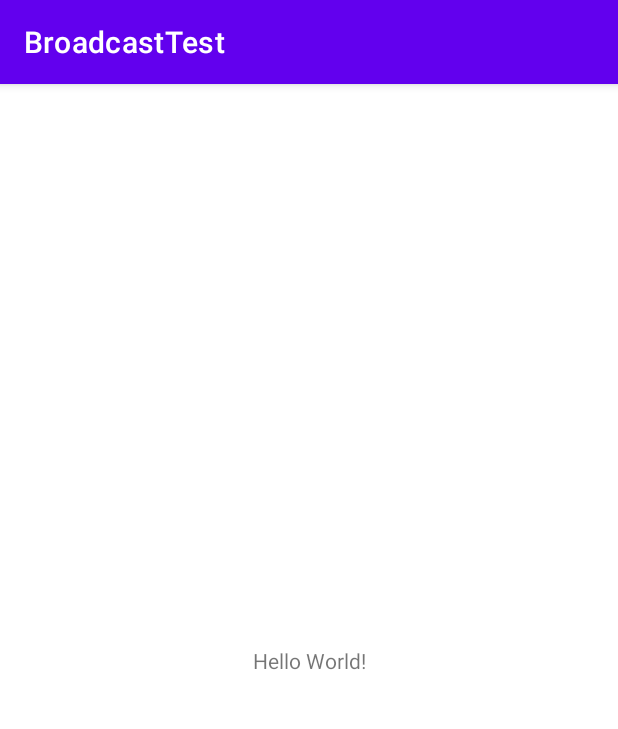
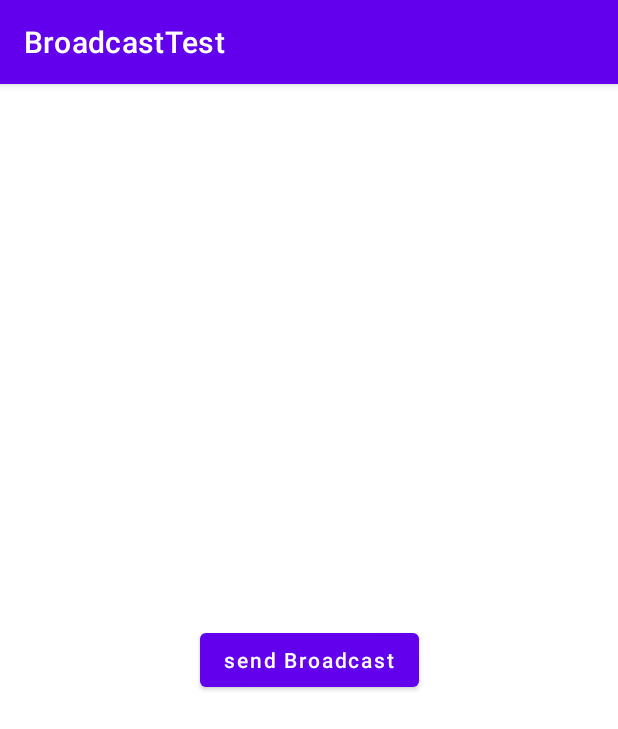
Before and after one commit to yuanbao97/BroadcastTest_Android, an Android app: the screen it shows after launch (MainActivity), on a phone screen of 412 x 824 dp. Shown: the top 729 px of the screen. Run offline under Robolectric (Android 15) with nearby library versions, the phone set to English and light mode, and no system bars; our stand-ins replace ButterKnife.

Commit message:
5.3.1 发送自定义标准广播

```diff
--- a/app/src/main/java/com/example/broadcasttest/activity/MainActivity.java
+++ b/app/src/main/java/com/example/broadcasttest/activity/MainActivity.java
@@ -1,15 +1,25 @@
 package com.example.broadcasttest.activity;
 
+import android.content.ComponentName;
+import android.content.Intent;
 import android.content.IntentFilter;
 import android.os.Bundle;
+import android.util.Log;
+import android.widget.Button;
 
 import androidx.appcompat.app.AppCompatActivity;
 
 import com.example.broadcasttest.R;
 import com.example.broadcasttest.receiver.NetworkChangeReceiver;
 
+import butterknife.BindView;
+import butterknife.ButterKnife;
+import butterknife.OnClick;
+
 public class MainActivity extends AppCompatActivity {
 
+    @BindView(R.id.sendBroadcastButton)
+    Button sendBroadcastButton;
     private IntentFilter intentFilter;
     private NetworkChangeReceiver networkChangeReceiver;
 
@@ -17,6 +27,7 @@ public class MainActivity extends AppCompatActivity {
     protected void onCreate(Bundle savedInstanceState) {
         super.onCreate(savedInstanceState);
         setContentView(R.layout.activity_main);
+        ButterKnife.bind(this);
 
         intentFilter = new IntentFilter();
         intentFilter.addAction("android.net.conn.CONNECTIVITY_CHANGE");
@@ -30,4 +41,11 @@ public class MainActivity extends AppCompatActivity {
         unregisterReceiver(networkChangeReceiver);
     }
 
+    @OnClick(R.id.sendBroadcastButton)
+    public void onClick() {
+        Intent intent = new Intent("com.example.broadcasttest.receiver.MY_BROADCAST");
+        intent.setComponent(new ComponentName(getPackageName(), "com.example.broadcasttest.receiver.MyBroadcastReceiver"));
+        intent.putExtra("myBroadcast", "hello world !");
+        sendBroadcast(intent);
+    }
 }
--- a/app/src/main/res/layout/activity_main.xml
+++ b/app/src/main/res/layout/activity_main.xml
@@ -6,10 +6,12 @@
     android:layout_height="match_parent"
     tools:context=".activity.MainActivity">
 
-    <TextView
+    <Button
+        android:id="@+id/sendBroadcastButton"
         android:layout_width="wrap_content"
         android:layout_height="wrap_content"
-        android:text="Hello World!"
+        android:text="send Broadcast"
+        android:textAllCaps="false"
         app:layout_constraintBottom_toBottomOf="parent"
         app:layout_constraintLeft_toLeftOf="parent"
         app:layout_constraintRight_toRightOf="parent"
```
Also changed, not shown: app/src/main/AndroidManifest.xml (+9 -0 lines), app/src/main/java/com/example/broadcasttest/receiver/MyBroadcastReceiver.java (added, +16 -0 lines).
